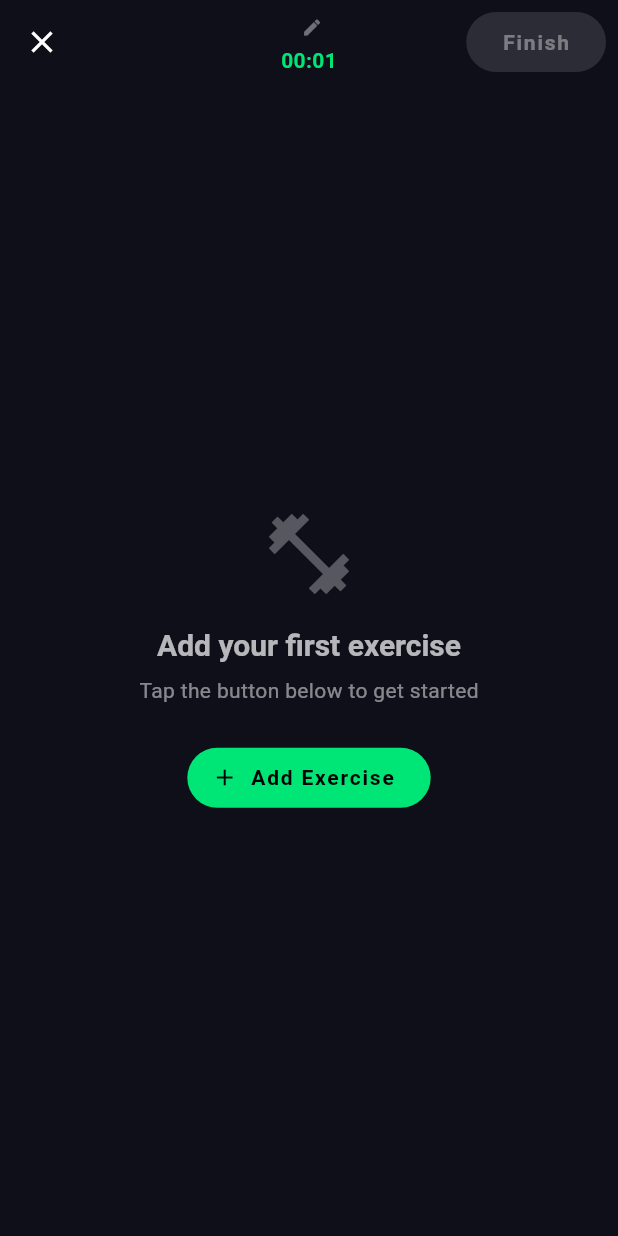
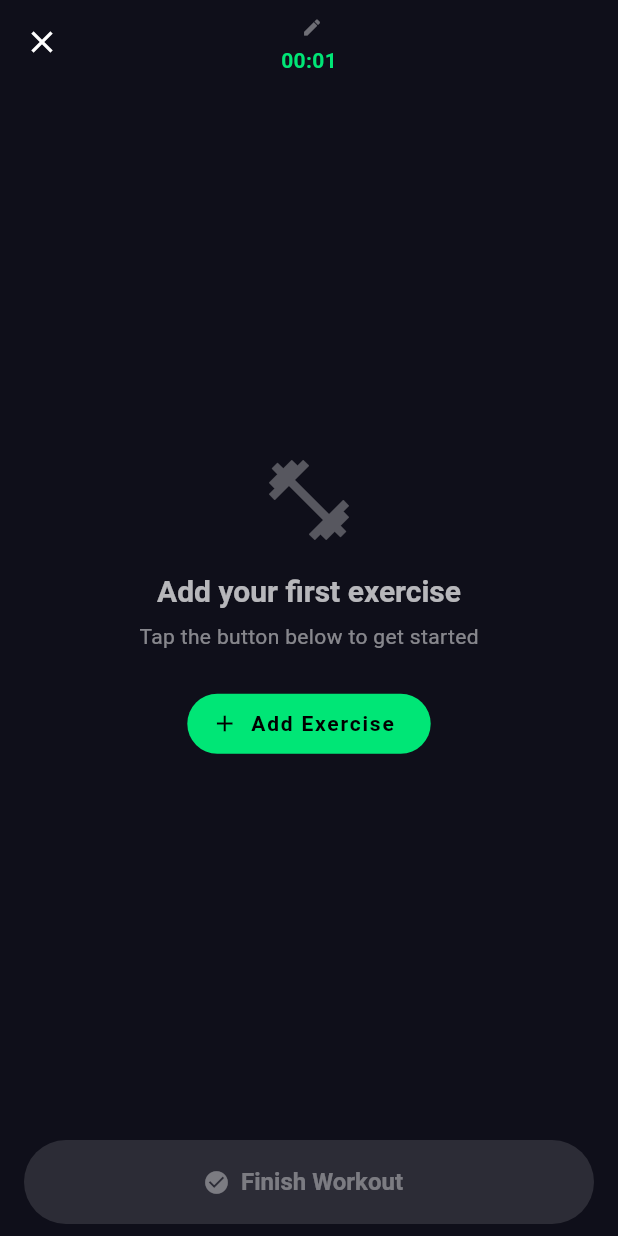
Before and after one commit to CaioLacerda88/gymbuddy-app, a Flutter app: the _ActiveWorkoutBody screen opened directly with empty values, on a phone screen of 412 x 824 dp. Run offline on Flutter 3.47's test engine with Material 3 defaults, Android fonts, the phone set to English and light mode, and no system bars; our stand-ins replace cached_network_image, flutter_dotenv, flutter_riverpod, freezed_annotation, go_router, hive_flutter and 1 more; accounts and stored records are empty; generated files the repository leaves out were written again.

Commit message:
fix(workouts): move Finish to bottom bar and make Add Set full-width
Co-Authored-By: Claude Sonnet 4.6 <noreply@anthropic.com>

```diff
--- a/lib/features/workouts/ui/active_workout_screen.dart
+++ b/lib/features/workouts/ui/active_workout_screen.dart
@@ -237,14 +237,24 @@ class _ActiveWorkoutBodyState extends ConsumerState<_ActiveWorkoutBody> {
                     ? 'Exit reorder mode'
                     : 'Reorder exercises',
               ),
-            Padding(
-              padding: const EdgeInsets.only(right: 8),
-              child: FilledButton(
+          ],
+        ),
+        bottomNavigationBar: SafeArea(
+          child: Padding(
+            padding: const EdgeInsets.fromLTRB(16, 8, 16, 8),
+            child: FilledButton.icon(
               onPressed: _hasCompletedSet ? _onFinish : null,
-                child: const Text('Finish'),
+              icon: const Icon(Icons.check_circle),
+              label: const Text('Finish Workout'),
+              style: FilledButton.styleFrom(
+                minimumSize: const Size(double.infinity, 56),
+                textStyle: const TextStyle(
+                  fontSize: 16,
+                  fontWeight: FontWeight.w700,
                 ),
               ),
-          ],
+            ),
+          ),
         ),
         body: widget.state.exercises.isEmpty
             ? _EmptyWorkoutBody(onAddExercise: _onAddExercise)
@@ -559,34 +569,36 @@ class _ExerciseCard extends ConsumerWidget {
 
             // Add set + fill remaining
             const SizedBox(height: 8),
-            Center(
-              child: Row(
-                mainAxisSize: MainAxisSize.min,
-                children: [
-                  TextButton.icon(
+            Padding(
+              padding: const EdgeInsets.symmetric(horizontal: 8, vertical: 4),
+              child: OutlinedButton.icon(
                 onPressed: () =>
                     ref.read(activeWorkoutProvider.notifier).addSet(weId),
                 onLongPress: () => _fillRemaining(context, ref),
-                    icon: const Icon(Icons.add, size: 18),
+                icon: const Icon(Icons.add, size: 20),
                 label: const Text('Add Set'),
+                style: OutlinedButton.styleFrom(
+                  minimumSize: const Size(double.infinity, 48),
+                  side: BorderSide(
+                    color: theme.colorScheme.primary.withValues(alpha: 0.3),
+                  ),
+                ),
+              ),
             ),
             if (activeExercise.sets.any((s) => s.isCompleted))
-                    Semantics(
+              Center(
+                child: Semantics(
                   label: 'Fill remaining sets with last completed values',
                   child: TextButton(
                     onPressed: () => _fillRemaining(context, ref),
                     child: Text(
                       'Fill',
                       style: theme.textTheme.bodyMedium?.copyWith(
-                            color: theme.colorScheme.primary.withValues(
-                              alpha: 0.7,
-                            ),
+                        color: theme.colorScheme.primary.withValues(alpha: 0.7),
                         fontWeight: FontWeight.w600,
                       ),
                     ),
                   ),
-                    ),
-                ],
                 ),
               ),
           ],
```
Lines whose indentation alone changed are shown as unchanged.
